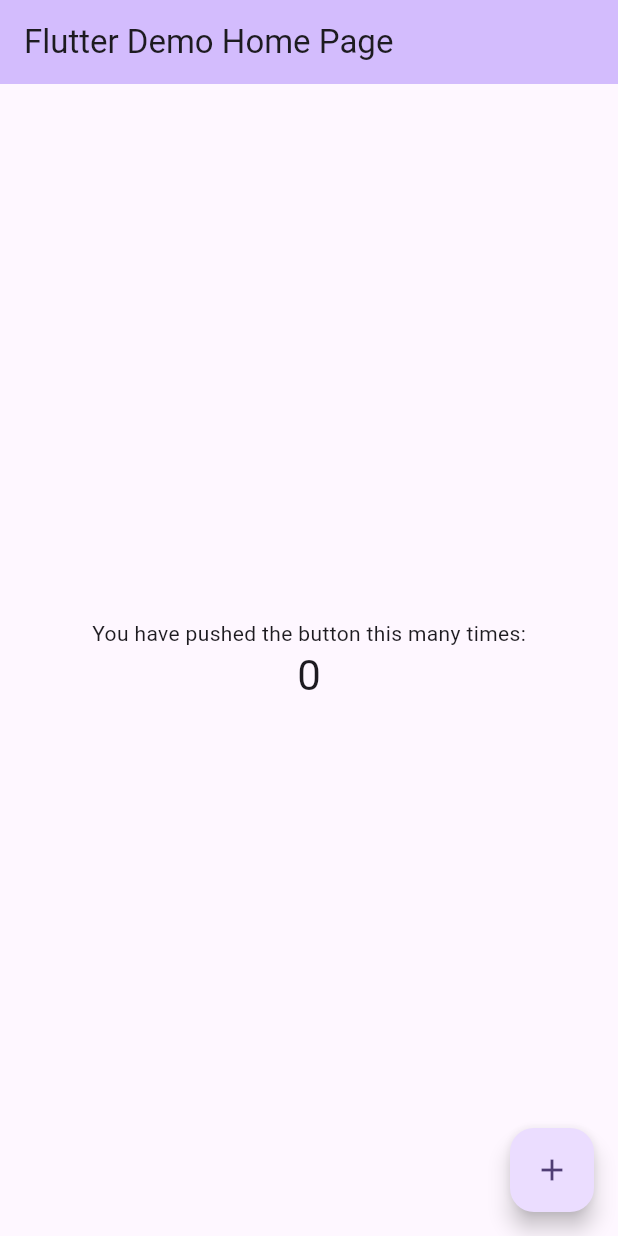
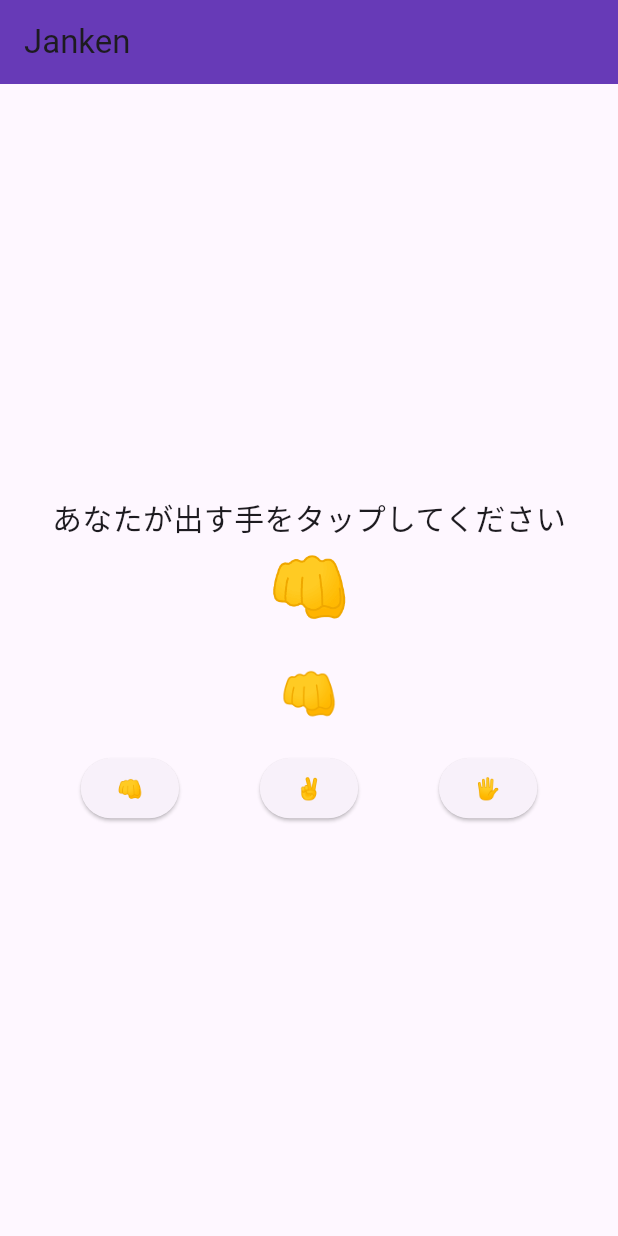
Before and after one commit to bibito-/easy_rps, a Flutter app: the screen it shows after launch, on a phone screen of 412 x 824 dp. Run offline on Flutter 3.47's test engine with Material 3 defaults, Android fonts, the phone set to English and light mode, and no system bars.

Commit message:
とりあえずジャンケンできるように

```diff
--- a/lib/main.dart
+++ b/lib/main.dart
@@ -1,3 +1,5 @@
+import 'dart:math';
+
 import 'package:flutter/material.dart';
 
 void main() {
@@ -7,119 +9,134 @@
 class MyApp extends StatelessWidget {
   const MyApp({super.key});
 
-  // This widget is the root of your application.
   @override
   Widget build(BuildContext context) {
     return MaterialApp(
       title: 'Flutter Demo',
       theme: ThemeData(
-        // This is the theme of your application.
-        //
-        // TRY THIS: Try running your application with "flutter run". You'll see
-        // the application has a purple toolbar. Then, without quitting the app,
-        // try changing the seedColor in the colorScheme below to Colors.green
-        // and then invoke "hot reload" (save your changes or press the "hot
-        // reload" button in a Flutter-supported IDE, or press "r" if you used
-        // the command line to start the app).
-        //
-        // Notice that the counter didn't reset back to zero; the application
-        // state is not lost during the reload. To reset the state, use hot
-        // restart instead.
-        //
-        // This works for code too, not just values: Most code changes can be
-        // tested with just a hot reload.
         colorScheme: ColorScheme.fromSeed(seedColor: Colors.deepPurple),
         useMaterial3: true,
       ),
-      home: const MyHomePage(title: 'Flutter Demo Home Page'),
+      home: const JankenPage(),
     );
   }
 }
 
-class MyHomePage extends StatefulWidget {
-  const MyHomePage({super.key, required this.title});
-
-  // This widget is the home page of your application. It is stateful, meaning
-  // that it has a State object (defined below) that contains fields that affect
-  // how it looks.
-
-  // This class is the configuration for the state. It holds the values (in this
-  // case the title) provided by the parent (in this case the App widget) and
-  // used by the build method of the State. Fields in a Widget subclass are
-  // always marked "final".
-
-  final String title;
+class JankenPage extends StatefulWidget {
+  const JankenPage({super.key});
 
   @override
-  State<MyHomePage> createState() => _MyHomePageState();
+  State<JankenPage> createState() => _JankenPageState();
 }
 
-class _MyHomePageState extends State<MyHomePage> {
-  int _counter = 0;
+// コンピューター側
+Junken computerHand = Junken.rock;
+// プレイヤーの手
+Junken myHand = Junken.rock;
 
-  void _incrementCounter() {
-    setState(() {
-      // This call to setState tells the Flutter framework that something has
-      // changed in this State, which causes it to rerun the build method below
-      // so that the display can reflect the updated values. If we changed
-      // _counter without calling setState(), then the build method would not be
-      // called again, and so nothing would appear to happen.
-      _counter++;
-    });
-  }
+var judge = 'あなたが出す手をタップしてください';
 
+// リファクタリングするならプレイヤーとコンピュータの手を保持するインスタンスを作って
+// 論理部を抽出する　現状メインクラスに状態をベタがき
+// MVVCに則るなら、ウィジェットの状態を意識して書き分ける
+
+// var player = Hand();
+// var computer = Hand();
+
+// class Hand {
+//   final int _wins = 0;
+//   final Junken _card = Junken.rock;
+// }
+
+enum Junken {
+  rock('👊'),
+  scissors('✌️'),
+  paper('🖐️');
+
+  final String _emoji;
+  const Junken(this._emoji);
+}
+
+extension JunkenExtension on Junken {
+  String get name => toString().split('.').last;
+  String get emoji => _emoji;
+}
+
+class _JankenPageState extends State<JankenPage> {
   @override
   Widget build(BuildContext context) {
-    // This method is rerun every time setState is called, for instance as done
-    // by the _incrementCounter method above.
-    //
-    // The Flutter framework has been optimized to make rerunning build methods
-    // fast, so that you can just rebuild anything that needs updating rather
-    // than having to individually change instances of widgets.
     return Scaffold(
       appBar: AppBar(
-        // TRY THIS: Try changing the color here to a specific color (to
-        // Colors.amber, perhaps?) and trigger a hot reload to see the AppBar
-        // change color while the other colors stay the same.
-        backgroundColor: Theme.of(context).colorScheme.inversePrimary,
-        // Here we take the value from the MyHomePage object that was created by
-        // the App.build method, and use it to set our appbar title.
-        title: Text(widget.title),
+        title: const Text('Janken'),
+        backgroundColor: Colors.deepPurple,
       ),
       body: Center(
-        // Center is a layout widget. It takes a single child and positions it
-        // in the middle of the parent.
         child: Column(
-          // Column is also a layout widget. It takes a list of children and
-          // arranges them vertically. By default, it sizes itself to fit its
-          // children horizontally, and tries to be as tall as its parent.
-          //
-          // Column has various properties to control how it sizes itself and
-          // how it positions its children. Here we use mainAxisAlignment to
-          // center the children vertically; the main axis here is the vertical
-          // axis because Columns are vertical (the cross axis would be
-          // horizontal).
-          //
-          // TRY THIS: Invoke "debug painting" (choose the "Toggle Debug Paint"
-          // action in the IDE, or press "p" in the console), to see the
-          // wireframe for each widget.
           mainAxisAlignment: MainAxisAlignment.center,
-          children: <Widget>[
-            const Text(
-              'You have pushed the button this many times:',
+          children: [
+            // 勝利判定
+            Text(
+              judge,
+              style: const TextStyle(fontSize: 20),
             ),
+            // コンピューターの手
             Text(
-              '$_counter',
-              style: Theme.of(context).textTheme.headlineMedium,
+              computerHand.emoji,
+              style: const TextStyle(fontSize: 45),
+            ),
+            const SizedBox(
+              height: 16,
+            ),
+            // 選択した自分の手を表示
+            Text(
+              myHand.emoji,
+              style: const TextStyle(fontSize: 32),
+            ),
+            const SizedBox(
+              height: 16,
+            ),
+            Row(
+              mainAxisAlignment: MainAxisAlignment.spaceEvenly,
+              // じゃんけんのウィジェットと論理部分をセット
+              children: [
+                createJunkenWidget(Junken.rock),
+                createJunkenWidget(Junken.scissors),
+                createJunkenWidget(Junken.paper),
+              ],
             ),
           ],
         ),
       ),
-      floatingActionButton: FloatingActionButton(
-        onPressed: _incrementCounter,
-        tooltip: 'Increment',
-        child: const Icon(Icons.add),
-      ), // This trailing comma makes auto-formatting nicer for build methods.
     );
   }
+
+  ElevatedButton createJunkenWidget(Junken card) => ElevatedButton(
+      onPressed: () {
+        // 論理部
+        myHand = card;
+        computerHand = generateComputerHand();
+        calculate();
+        setState(() {});
+      },
+      child: Text(card.emoji));
+
+  Junken generateComputerHand() {
+    final randomNum = Random().nextInt(Junken.values.length);
+    final nextHand = Junken.values[randomNum];
+    debugPrint('computer Hand: $nextHand');
+    return nextHand;
+  }
+
+  void calculate() {
+    List<Junken> cards = Junken.values;
+    final int handHeight = cards.indexOf(myHand);
+    final int result = (handHeight - cards.indexOf(computerHand)) % 3;
+    if (result == 0) {
+      judge = '引き分け';
+    } else if (result == 2) {
+      judge = '勝ち';
+    } else {
+      judge = '負け';
+    }
+  }
 }
```
